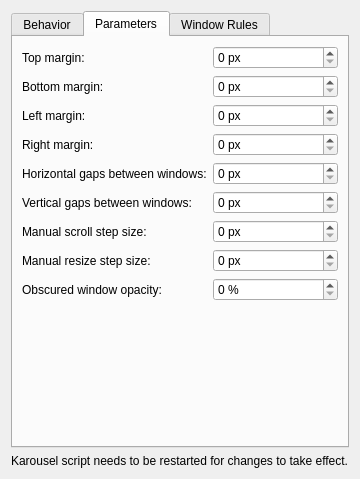
Old version of the form package/contents/ui/config.ui in the repository peterfajdiga/karousel.
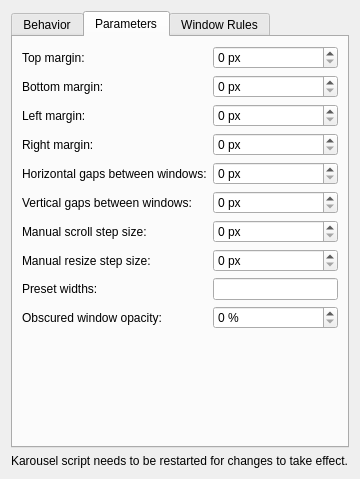
New version of the form. The open tabs and pages were chosen to show the change.

Commit message: config: add presetWidths

The edit to the form file:
```diff
--- a/package/contents/ui/config.ui
+++ b/package/contents/ui/config.ui
@@ -322,13 +322,31 @@
                             </item>
 
                             <item row="8" column="0">
+                                <widget class="QLabel" name="label_presetWidths">
+                                    <property name="text">
+                                        <string>Preset widths:</string>
+                                    </property>
+                                    <property name="toolTip">
+                                        <string>Widths used for cycling through widths</string>
+                                    </property>
+                                </widget>
+                            </item>
+                            <item row="8" column="1">
+                                <widget class="QLineEdit" name="kcfg_presetWidths">
+                                    <property name="toolTip">
+                                        <string>Comma-separated list of widths. Supported units: "px" and "%".</string>
+                                    </property>
+                                </widget>
+                            </item>
+
+                            <item row="9" column="0">
                                 <widget class="QLabel" name="label_offScreenOpacity">
                                     <property name="text">
                                         <string>Obscured window opacity:</string>
                                     </property>
                                 </widget>
                             </item>
-                            <item row="8" column="1">
+                            <item row="9" column="1">
                                 <widget class="QSpinBox" name="kcfg_offScreenOpacity">
                                     <property name="suffix">
                                         <string> %</string>
```
The commit also changes 1 other file.
